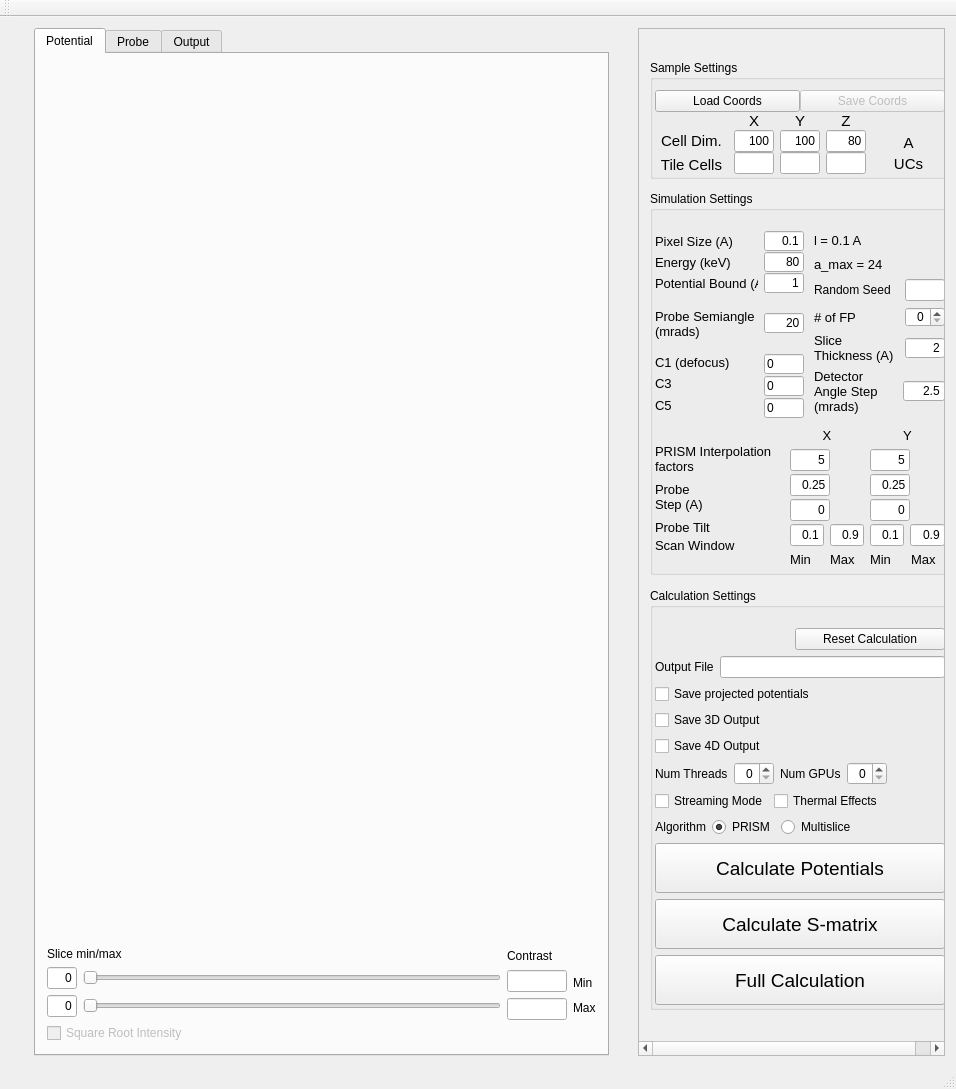
Old version of the form Qt/prismmainwindow.ui in the repository prism-em/prismatic.
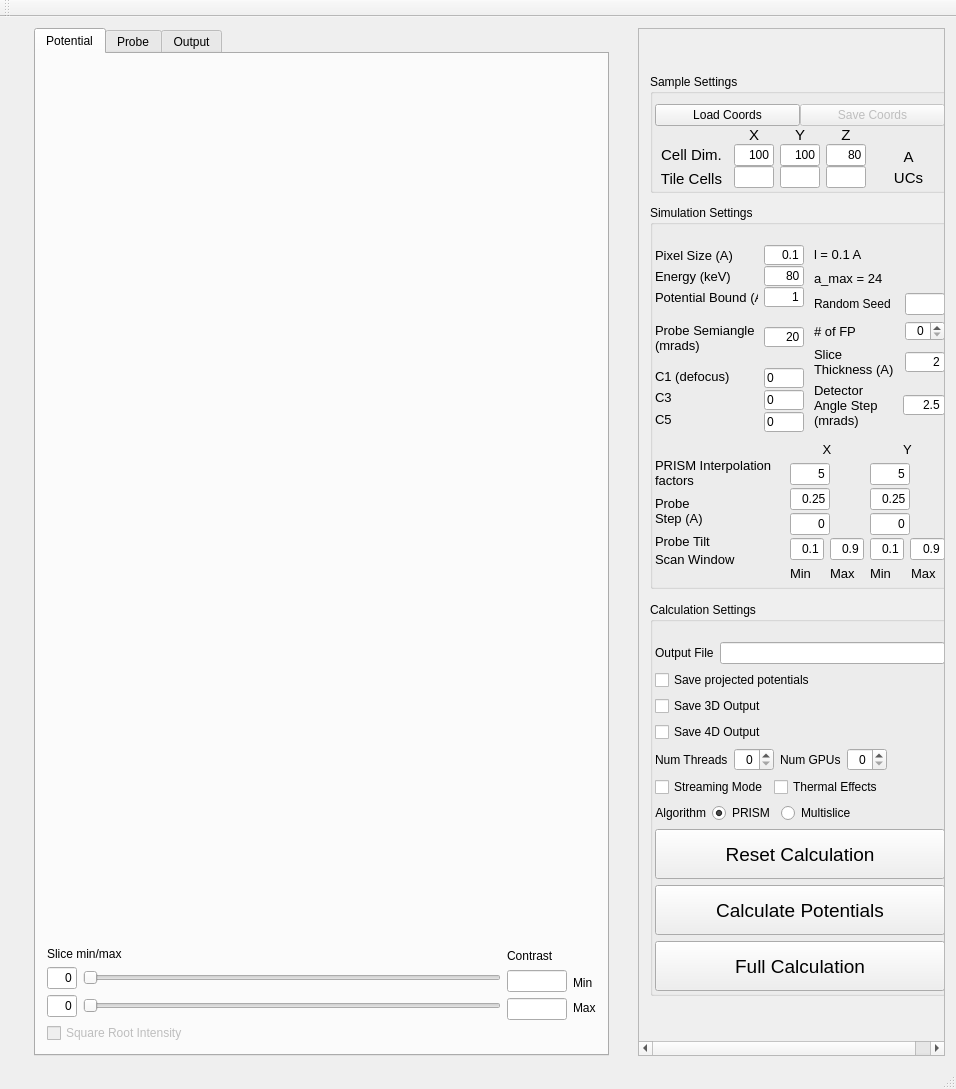
New version of the form. Icons and pictures are not drawn.

Commit message: removed calculate S matrix button

The edit to the form file:
```diff
--- a/Qt/prismmainwindow.ui
+++ b/Qt/prismmainwindow.ui
@@ -936,10 +936,10 @@
       <widget class="QWidget" name="scrollAreaWidgetContents">
        <property name="geometry">
         <rect>
-         <x>0</x>
+         <x>-25</x>
          <y>0</y>
          <width>320</width>
-         <height>1066</height>
+         <height>1035</height>
         </rect>
        </property>
        <layout class="QVBoxLayout" name="verticalLayout_30">
@@ -2394,22 +2394,6 @@
                <property name="topMargin">
                 <number>10</number>
                </property>
-               <item>
-                <widget class="QPushButton" name="btn_reset">
-                 <property name="maximumSize">
-                  <size>
-                   <width>150</width>
-                   <height>16777215</height>
-                  </size>
-                 </property>
-                 <property name="layoutDirection">
-                  <enum>Qt::RightToLeft</enum>
-                 </property>
-                 <property name="text">
-                  <string>Reset Calculation</string>
-                 </property>
-                </widget>
-               </item>
                <item>
                 <layout class="QHBoxLayout" name="horizontalLayout_14">
                  <item>
@@ -2621,6 +2605,33 @@
                </item>
                <item>
                 <layout class="QVBoxLayout" name="verticalLayout_15">
+                 <item>
+                  <widget class="QPushButton" name="btn_reset">
+                   <property name="minimumSize">
+                    <size>
+                     <width>0</width>
+                     <height>50</height>
+                    </size>
+                   </property>
+                   <property name="maximumSize">
+                    <size>
+                     <width>16777215</width>
+                     <height>16777215</height>
+                    </size>
+                   </property>
+                   <property name="font">
+                    <font>
+                     <pointsize>14</pointsize>
+                    </font>
+                   </property>
+                   <property name="layoutDirection">
+                    <enum>Qt::RightToLeft</enum>
+                   </property>
+                   <property name="text">
+                    <string>Reset Calculation</string>
+                   </property>
+                  </widget>
+                 </item>
                  <item>
                   <widget class="QPushButton" name="btn_calcPotential">
                    <property name="enabled">
@@ -2642,27 +2653,6 @@
                    </property>
                   </widget>
                  </item>
-                 <item>
-                  <widget class="QPushButton" name="btn_calcSmatrix">
-                   <property name="enabled">
-                    <bool>true</bool>
-                   </property>
-                   <property name="minimumSize">
-                    <size>
-                     <width>0</width>
-                     <height>50</height>
-                    </size>
-                   </property>
-                   <property name="font">
-                    <font>
-                     <pointsize>14</pointsize>
-                    </font>
-                   </property>
-                   <property name="text">
-                    <string>Calculate S-matrix</string>
-                   </property>
-                  </widget>
-                 </item>
                  <item>
                   <widget class="QPushButton" name="btn_go">
                    <property name="enabled">
```
The commit also changes 2 other files.
